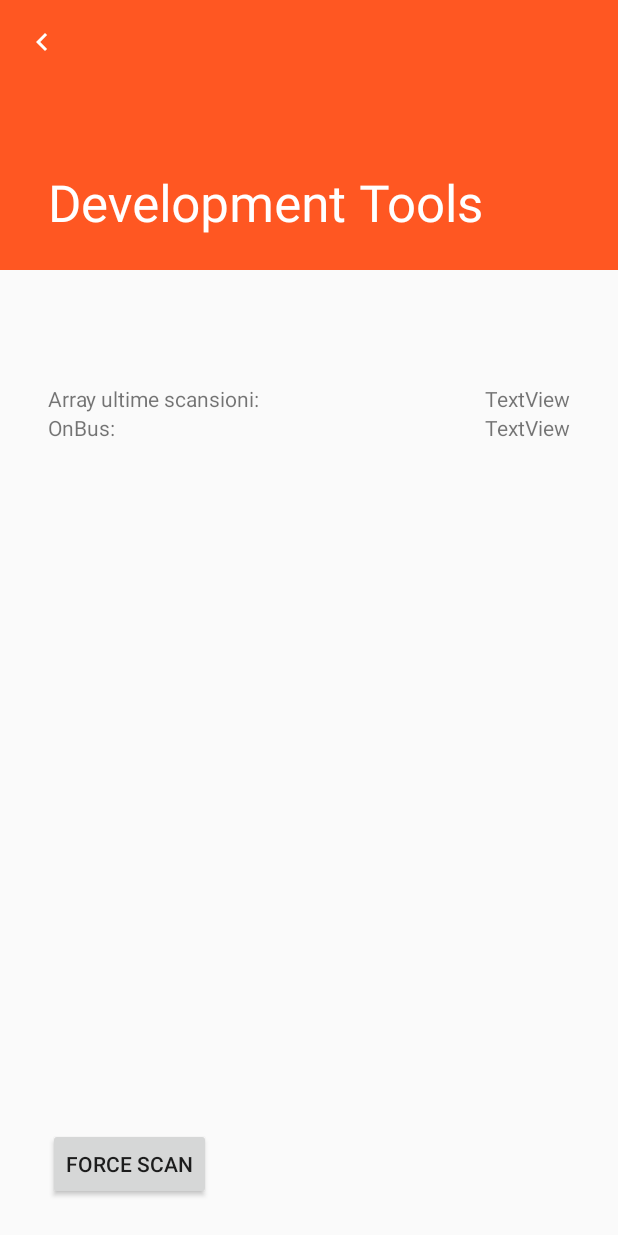
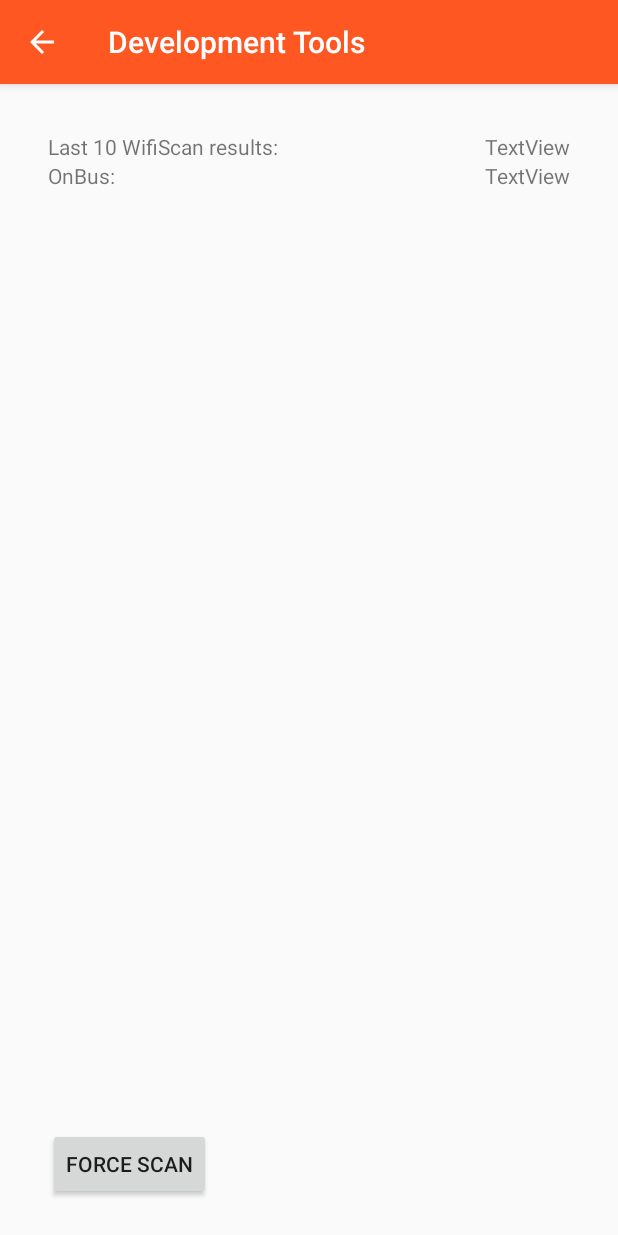
Before and after one commit to ciccio1992/BUSApp2.0, an Android app: the ToolsActivity screen opened directly, with no data from a screen before it, on a phone screen of 412 x 824 dp. Run offline under Robolectric (Android 15) with nearby library versions, the phone set to English and light mode, and no system bars.

Commit message:
All actionbar fixed

```diff
--- a/app/src/main/java/com/example/busapp20/ToolsActivity.java
+++ b/app/src/main/java/com/example/busapp20/ToolsActivity.java
@@ -1,11 +1,12 @@
 package com.example.busapp20;
 
-import androidx.appcompat.app.AppCompatActivity;
 import android.os.Bundle;
-import androidx.appcompat.widget.Toolbar;
 import android.view.View;
 import android.widget.Button;
 import android.widget.TextView;
+
+import androidx.appcompat.app.ActionBar;
+import androidx.appcompat.app.AppCompatActivity;
 
 import static com.example.busapp20.MainActivity.wifiManager;
 import static com.example.busapp20.wifiReceiver.lastResults;
@@ -23,19 +24,10 @@ public class ToolsActivity extends AppCompatActivity {
         super.onCreate(savedInstanceState);
         setContentView(R.layout.activity_tools);
 
-        Toolbar toolbar = findViewById(R.id.toolbar);
-
-        setSupportActionBar(toolbar);
-
-        toolbar.setNavigationIcon(R.drawable.ic_back_chevron);
-
-        toolbar.setNavigationOnClickListener(new View.OnClickListener() {
-            @Override
-            public void onClick(View v) {
-                finish();
-            }
-        });
-
+        ActionBar actionBar = getSupportActionBar();
+        if (actionBar != null) {
+            actionBar.setDisplayHomeAsUpEnabled(true);
+        }
 
         btScan = findViewById(R.id.btScan);
         lastResultsRes = findViewById(R.id.tvLastResults);
@@ -69,4 +61,10 @@ public class ToolsActivity extends AppCompatActivity {
         onbusres.setText(String.valueOf(onBus));
         lastResultsRes.setText(resultsToString);
     }
+
+    @Override
+    public boolean onSupportNavigateUp() {
+        finish();
+        return true;
+    }
 }
--- a/app/src/main/res/layout/activity_tools.xml
+++ b/app/src/main/res/layout/activity_tools.xml
@@ -1,39 +1,58 @@
 <?xml version="1.0" encoding="utf-8"?>
-<androidx.coordinatorlayout.widget.CoordinatorLayout xmlns:android="http://schemas.android.com/apk/res/android"
+<androidx.constraintlayout.widget.ConstraintLayout xmlns:android="http://schemas.android.com/apk/res/android"
     xmlns:app="http://schemas.android.com/apk/res-auto"
     xmlns:tools="http://schemas.android.com/tools"
     android:layout_width="match_parent"
     android:layout_height="match_parent"
-    android:fitsSystemWindows="true"
     android:orientation="vertical"
     tools:context=".ToolsActivity">
 
-    <com.google.android.material.appbar.AppBarLayout
-        android:id="@+id/app_bar"
-        android:layout_width="match_parent"
-        android:layout_height="@dimen/app_bar_height"
-        android:fitsSystemWindows="true"
-        android:theme="@style/AppTheme.AppBarOverlay">
+    <TextView
+        android:id="@+id/tvLastResultsLabel"
+        android:layout_width="wrap_content"
+        android:layout_height="wrap_content"
+        android:layout_marginStart="32dp"
+        android:layout_marginTop="32dp"
+        android:text="Last 10 WifiScan results:"
+        app:layout_constraintStart_toStartOf="parent"
+        app:layout_constraintTop_toTopOf="parent" />
 
-        <com.google.android.material.appbar.CollapsingToolbarLayout
-            android:id="@+id/toolbar_layout"
-            android:layout_width="match_parent"
-            android:layout_height="match_parent"
-            android:fitsSystemWindows="true"
-            app:contentScrim="?attr/colorPrimary"
-            app:layout_scrollFlags="scroll|exitUntilCollapsed"
-            app:toolbarId="@+id/toolbar">
+    <TextView
+        android:id="@+id/tvLastResults"
+        android:layout_width="wrap_content"
+        android:layout_height="wrap_content"
+        android:layout_marginTop="32dp"
+        android:layout_marginEnd="32dp"
+        android:text="TextView"
+        app:layout_constraintEnd_toEndOf="parent"
+        app:layout_constraintTop_toTopOf="parent" />
 
-            <androidx.appcompat.widget.Toolbar
-                android:id="@+id/toolbar"
-                android:layout_width="match_parent"
-                android:layout_height="?attr/actionBarSize"
-                app:layout_collapseMode="pin"
-                app:popupTheme="@style/AppTheme.PopupOverlay" />
+    <TextView
+        android:id="@+id/tvOnbusLabel"
+        android:layout_width="wrap_content"
+        android:layout_height="wrap_content"
+        android:layout_marginStart="32dp"
+        android:text="OnBus:"
+        app:layout_constraintStart_toStartOf="parent"
+        app:layout_constraintTop_toBottomOf="@+id/tvLastResultsLabel" />
 
-        </com.google.android.material.appbar.CollapsingToolbarLayout>
-    </com.google.android.material.appbar.AppBarLayout>
+    <TextView
+        android:id="@+id/tvOnbus"
+        android:layout_width="wrap_content"
+        android:layout_height="wrap_content"
+        android:layout_marginEnd="32dp"
+        android:text="TextView"
+        app:layout_constraintEnd_toEndOf="parent"
+        app:layout_constraintTop_toBottomOf="@+id/tvLastResults" />
 
-    <include layout="@layout/content_tools" />
+    <Button
+        android:id="@+id/btScan"
+        android:layout_width="wrap_content"
+        android:layout_height="wrap_content"
+        android:layout_marginStart="32dp"
+        android:layout_marginBottom="24dp"
+        android:text="FORCE SCAN"
+        app:layout_constraintBottom_toBottomOf="parent"
+        app:layout_constraintStart_toStartOf="parent" />
 
-</androidx.coordinatorlayout.widget.CoordinatorLayout>
+</androidx.constraintlayout.widget.ConstraintLayout>
--- a/app/src/main/res/layout/content_main.xml
+++ b/app/src/main/res/layout/content_main.xml
@@ -16,7 +16,7 @@
         android:layout_marginStart="8dp"
         android:layout_marginEnd="8dp"
         android:layout_marginBottom="8dp"
-        android:text="@string/busapp_2_0"
+        android:text="@string/app_name"
         android:textAppearance="@style/TextAppearance.AppCompat.Display1"
         android:textColor="@color/colorPrimary"
         android:textSize="24sp"
@@ -33,7 +33,7 @@
         android:layout_marginEnd="8dp"
         android:layout_marginBottom="16dp"
         android:lineSpacingExtra="4sp"
-        android:text="@string/an_app_by"
+        android:text="@string/home_app_by"
         android:textAlignment="center"
         android:textSize="12sp"
         app:layout_constraintBottom_toBottomOf="parent"
--- a/app/src/main/res/layout/content_tools.xml
+++ /dev/null
@@ -1,58 +0,0 @@
-<?xml version="1.0" encoding="utf-8"?>
-<androidx.constraintlayout.widget.ConstraintLayout xmlns:android="http://schemas.android.com/apk/res/android"
-    xmlns:app="http://schemas.android.com/apk/res-auto"
-    xmlns:tools="http://schemas.android.com/tools"
-    android:layout_width="match_parent"
-    android:layout_height="match_parent"
-    android:orientation="vertical"
-    tools:context=".ToolsActivity">
-
-    <TextView
-        android:id="@+id/tvLastResultsLabel"
-        android:layout_width="wrap_content"
-        android:layout_height="wrap_content"
-        android:layout_marginStart="32dp"
-        android:layout_marginTop="256dp"
-        android:text="Array ultime scansioni:"
-        app:layout_constraintStart_toStartOf="parent"
-        app:layout_constraintTop_toTopOf="parent" />
-
-    <TextView
-        android:id="@+id/tvLastResults"
-        android:layout_width="wrap_content"
-        android:layout_height="wrap_content"
-        android:layout_marginTop="256dp"
-        android:layout_marginEnd="32dp"
-        android:text="TextView"
-        app:layout_constraintEnd_toEndOf="parent"
-        app:layout_constraintTop_toTopOf="parent" />
-
-    <TextView
-        android:id="@+id/tvOnbusLabel"
-        android:layout_width="wrap_content"
-        android:layout_height="wrap_content"
-        android:layout_marginStart="32dp"
-        android:text="OnBus:"
-        app:layout_constraintStart_toStartOf="parent"
-        app:layout_constraintTop_toBottomOf="@+id/tvLastResultsLabel" />
-
-    <TextView
-        android:id="@+id/tvOnbus"
-        android:layout_width="wrap_content"
-        android:layout_height="wrap_content"
-        android:layout_marginEnd="32dp"
-        android:text="TextView"
-        app:layout_constraintEnd_toEndOf="parent"
-        app:layout_constraintTop_toBottomOf="@+id/tvLastResults" />
-
-    <Button
-        android:id="@+id/btScan"
-        android:layout_width="wrap_content"
-        android:layout_height="wrap_content"
-        android:layout_marginStart="32dp"
-        android:layout_marginBottom="24dp"
-        android:text="FORCE SCAN"
-        app:layout_constraintBottom_toBottomOf="parent"
-        app:layout_constraintStart_toStartOf="parent" />
-
-</androidx.constraintlayout.widget.ConstraintLayout>
```
Also changed, not shown: app/src/main/AndroidManifest.xml (+16 -16 lines), app/src/main/java/com/example/busapp20/MainActivity.java (+0 -21 lines), app/src/main/java/com/example/busapp20/ShareActivity.java (+11 -12 lines), app/src/main/java/com/example/busapp20/TopupActivity.java (+12 -0 lines), app/src/main/res/layout/activity_share.xml (+38 -32 lines), app/src/main/res/layout/content_history.xml (deleted, +0 -18 lines), app/src/main/res/layout/content_share.xml (deleted, +0 -45 lines), app/src/main/res/menu/main.xml (deleted, +0 -9 lines), app/src/main/res/menu/menu_scrolling.xml (deleted, +0 -10 lines), app/src/main/res/values/strings.xml (+13 -11 lines).
